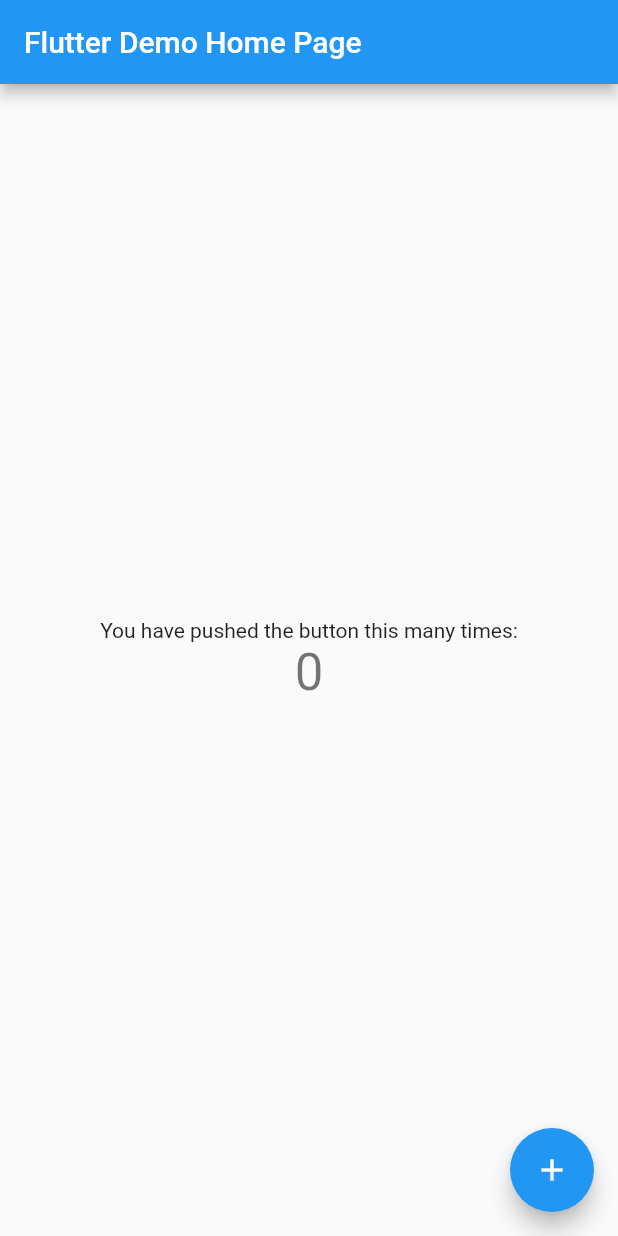
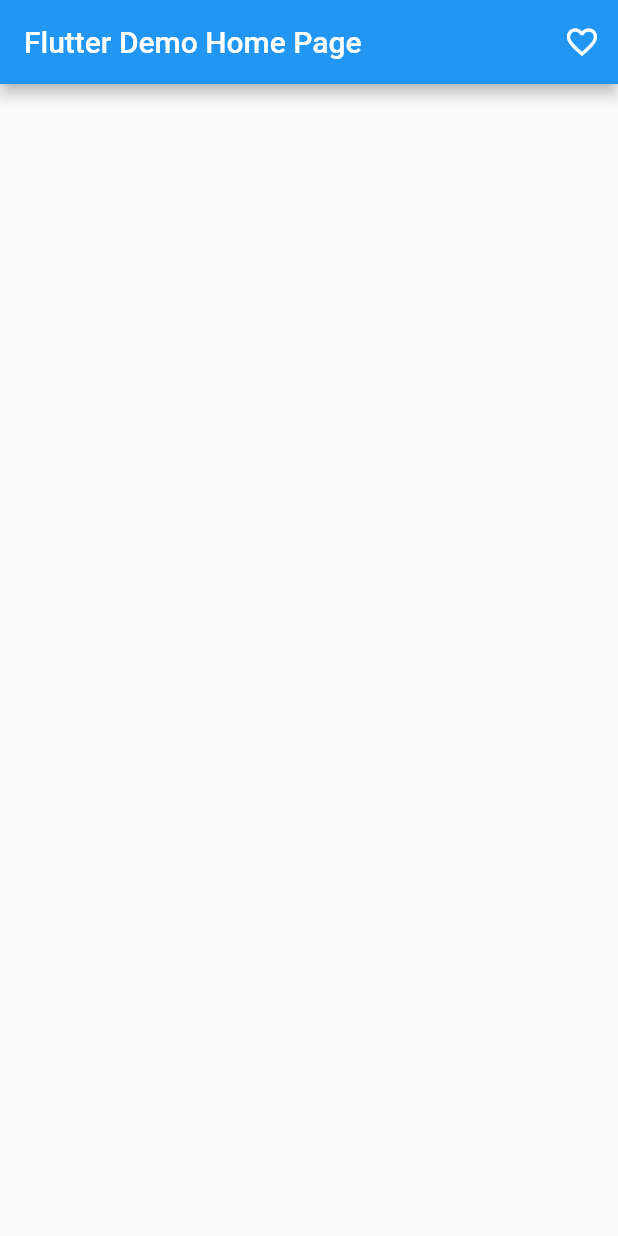
Before and after one commit to rmenor/flutter_demo_app, a Flutter app: the screen it shows after launch, on a phone screen of 412 x 824 dp. Run offline on Flutter 3.47's test engine with Material 2 defaults, Android fonts, the phone set to English and light mode, and no system bars.

```diff
--- a/lib/main.dart
+++ b/lib/main.dart
@@ -1,29 +1,15 @@
 import 'package:flutter/material.dart';
 
 void main() {
-  runApp(const MyApp());
+  runApp(MyApp());
 }
 
 class MyApp extends StatelessWidget {
-  const MyApp({super.key});
-
-  // This widget is the root of your application.
   @override
   Widget build(BuildContext context) {
     return MaterialApp(
       title: 'Flutter Demo',
-      theme: ThemeData(
-        // This is the theme of your application.
-        //
-        // Try running your application with "flutter run". You'll see the
-        // application has a blue toolbar. Then, without quitting the app, try
-        // changing the primarySwatch below to Colors.green and then invoke
-        // "hot reload" (press "r" in the console where you ran "flutter run",
-        // or simply save your changes to "hot reload" in a Flutter IDE).
-        // Notice that the counter didn't reset back to zero; the application
-        // is not restarted.
-        primarySwatch: Colors.blue,
-      ),
+      debugShowCheckedModeBanner: false,
       home: const MyHomePage(title: 'Flutter Demo Home Page'),
     );
   }
@@ -32,15 +18,6 @@ class MyApp extends StatelessWidget {
 class MyHomePage extends StatefulWidget {
   const MyHomePage({super.key, required this.title});
 
-  // This widget is the home page of your application. It is stateful, meaning
-  // that it has a State object (defined below) that contains fields that affect
-  // how it looks.
-
-  // This class is the configuration for the state. It holds the values (in this
-  // case the title) provided by the parent (in this case the App widget) and
-  // used by the build method of the State. Fields in a Widget subclass are
-  // always marked "final".
-
   final String title;
 
   @override
@@ -48,68 +25,35 @@ class MyHomePage extends StatefulWidget {
 }
 
 class _MyHomePageState extends State<MyHomePage> {
-  int _counter = 0;
-
-  void _incrementCounter() {
-    setState(() {
-      // This call to setState tells the Flutter framework that something has
-      // changed in this State, which causes it to rerun the build method below
-      // so that the display can reflect the updated values. If we changed
-      // _counter without calling setState(), then the build method would not be
-      // called again, and so nothing would appear to happen.
-      _counter++;
-    });
-  }
+  Icon _corazon = Icon(Icons.favorite_border, color: Colors.white);
+  bool _liked = false;
 
   @override
   Widget build(BuildContext context) {
-    // This method is rerun every time setState is called, for instance as done
-    // by the _incrementCounter method above.
-    //
-    // The Flutter framework has been optimized to make rerunning build methods
-    // fast, so that you can just rebuild anything that needs updating rather
-    // than having to individually change instances of widgets.
     return Scaffold(
       appBar: AppBar(
-        // Here we take the value from the MyHomePage object that was created by
-        // the App.build method, and use it to set our appbar title.
         title: Text(widget.title),
+        actions: [
+          IconButton(
+            onPressed: (){_likedChange();},
+            icon: _corazon
+          )
+        ]
       ),
-      body: Center(
-        // Center is a layout widget. It takes a single child and positions it
-        // in the middle of the parent.
-        child: Column(
-          // Column is also a layout widget. It takes a list of children and
-          // arranges them vertically. By default, it sizes itself to fit its
-          // children horizontally, and tries to be as tall as its parent.
-          //
-          // Invoke "debug painting" (press "p" in the console, choose the
-          // "Toggle Debug Paint" action from the Flutter Inspector in Android
-          // Studio, or the "Toggle Debug Paint" command in Visual Studio Code)
-          // to see the wireframe for each widget.
-          //
-          // Column has various properties to control how it sizes itself and
-          // how it positions its children. Here we use mainAxisAlignment to
-          // center the children vertically; the main axis here is the vertical
-          // axis because Columns are vertical (the cross axis would be
-          // horizontal).
-          mainAxisAlignment: MainAxisAlignment.center,
-          children: <Widget>[
-            const Text(
-              'You have pushed the button this many times:',
-            ),
-            Text(
-              '$_counter',
-              style: Theme.of(context).textTheme.headline4,
-            ),
-          ],
-        ),
-      ),
-      floatingActionButton: FloatingActionButton(
-        onPressed: _incrementCounter,
-        tooltip: 'Increment',
-        child: const Icon(Icons.add),
-      ), // This trailing comma makes auto-formatting nicer for build methods.
+
+    );
+  }
+
+  void _likedChange() {
+    setState(() {
+        if(_liked) {
+          _corazon = Icon(Icons.favorite_border, color: Colors.white);
+          _liked = false;
+        } else {
+          _corazon = Icon(Icons.favorite, color: Colors.white);
+          _liked = true;
+        }
+      }
     );
   }
 }
```
